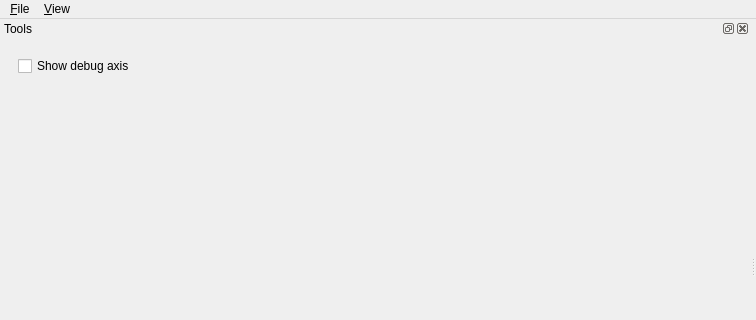
Old version of the form src/Editor/EditorWindow.ui in the repository p0iz/Forge; both pictures show x 0 to 756 and y 0 to 320 of the 756 by 535 pixel window.
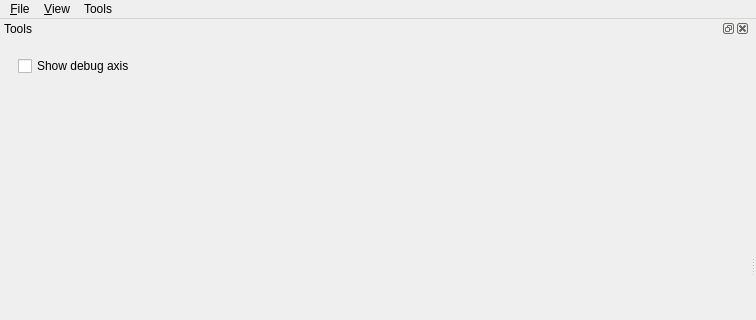
New version of the form.

Diff of the .ui file:
```diff
--- a/src/Editor/EditorWindow.ui
+++ b/src/Editor/EditorWindow.ui
@@ -42,8 +42,15 @@
     </property>
     <addaction name="actionTools"/>
    </widget>
+   <widget class="QMenu" name="menuTools">
+    <property name="title">
+     <string>Tools</string>
+    </property>
+    <addaction name="actionView_OpenGL_properties"/>
+   </widget>
    <addaction name="menuFile"/>
    <addaction name="menuView"/>
+   <addaction name="menuTools"/>
   </widget>
   <widget class="QStatusBar" name="statusbar"/>
   <widget class="QDockWidget" name="toolDock">
```
Left out of the diff: 10 changed lines with no effect on the pictures.
